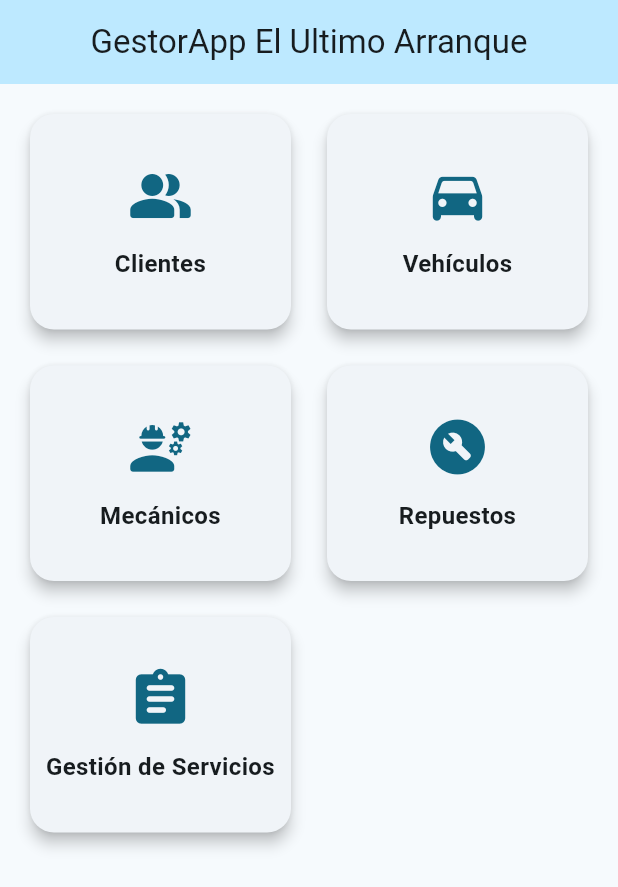
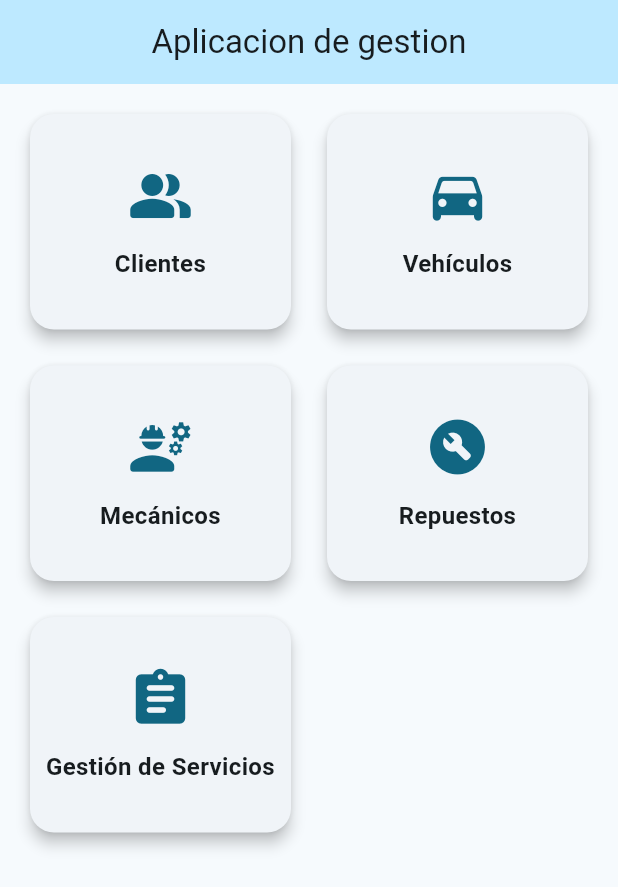
Before and after one commit to ehernandezt11-ctrl/gestorapp, a Flutter app: the screen it shows after launch, on a phone screen of 412 x 824 dp. Shown: the top 887 px of the screen. Run offline on Flutter 3.47's test engine with Material 3 defaults, Android fonts, the phone set to English and light mode, and no system bars.

Commit message:
Modificacion de prueba

```diff
--- a/lib/main.dart
+++ b/lib/main.dart
@@ -26,7 +26,6 @@ class PantallaMenuPrincipal extends StatelessWidget {
 
   @override
   Widget build(BuildContext context) {
-    // Definimos tus 5 botones específicos
     final List<String> modulos = [
       'Clientes',
       'Vehículos',
@@ -35,18 +34,17 @@ class PantallaMenuPrincipal extends StatelessWidget {
       'Gestión de Servicios',
     ];
 
-    // Iconos ideales para cada categoría automotriz
     final List<IconData> iconos = [
-      Icons.people_alt_rounded,       // Clientes
-      Icons.directions_car_rounded,   // Vehículos
-      Icons.engineering_rounded,      // Mecánicos
-      Icons.build_circle_rounded,     // Repuestos
-      Icons.assignment_rounded,       // Gestión de Servicios
+      Icons.people_alt_rounded,
+      Icons.directions_car_rounded,
+      Icons.engineering_rounded,
+      Icons.build_circle_rounded,
+      Icons.assignment_rounded,
     ];
 
     return Scaffold(
       appBar: AppBar(
-        title: const Text('GestorApp El Ultimo Arranque'),
+        title: const Text('Aplicacion de gestion'),
         backgroundColor: Theme.of(context).colorScheme.primaryContainer,
         centerTitle: true,
       ),
@@ -55,10 +53,10 @@ class PantallaMenuPrincipal extends StatelessWidget {
         child: GridView.builder(
           itemCount: modulos.length,
           gridDelegate: const SliverGridDelegateWithFixedCrossAxisCount(
-            crossAxisCount: 2, // Mantiene la estructura de 2 columnas
+            crossAxisCount: 2,
             crossAxisSpacing: 16.0,
             mainAxisSpacing: 16.0,
-            childAspectRatio: 1.2, // Ajustamos un poco la altura de los botones
+            childAspectRatio: 1.2,
           ),
           itemBuilder: (context, index) {
             return Card(
@@ -68,7 +66,6 @@ class PantallaMenuPrincipal extends StatelessWidget {
               ),
               child: InkWell(
                 onTap: () {
-                  // Muestra en la consola de VS Code qué módulo se seleccionó
                   print('Abriendo módulo: ${modulos[index]}');
                 },
                 borderRadius: BorderRadius.circular(16),
@@ -83,7 +80,7 @@ class PantallaMenuPrincipal extends StatelessWidget {
                     const SizedBox(height: 12),
                     Text(
                       modulos[index],
-                      textAlign: TextAlign.center, // Centra el texto si es largo
+                      textAlign: TextAlign.center,
                       style: const TextStyle(
                         fontSize: 16,
                         fontWeight: FontWeight.bold,
```
